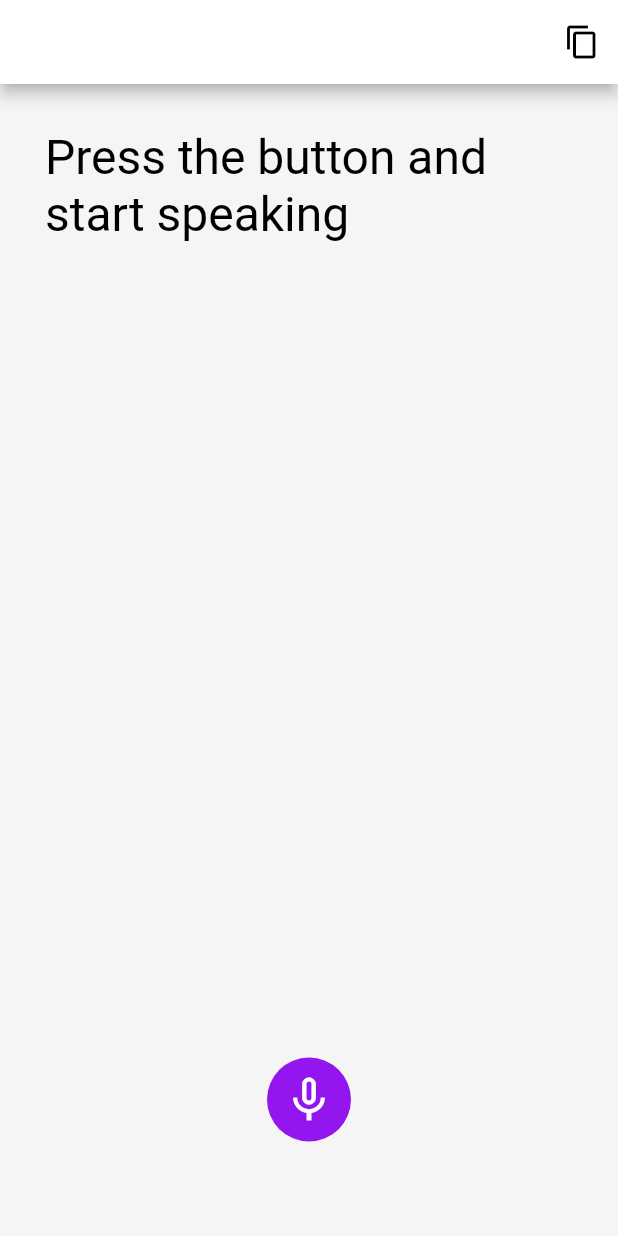
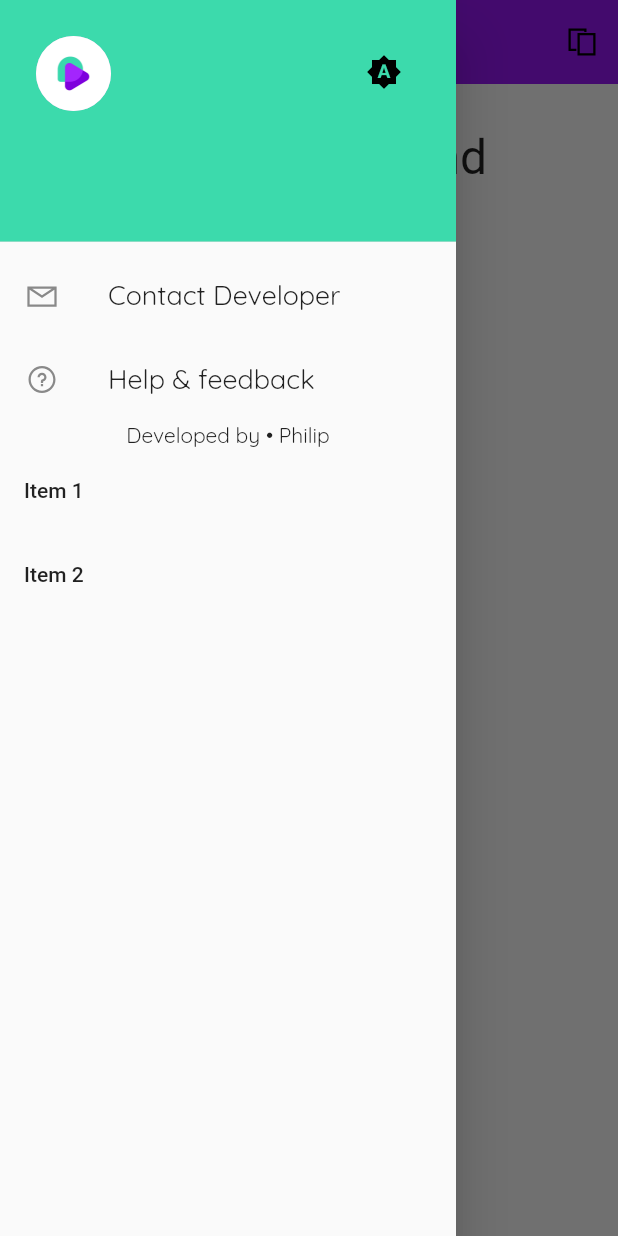
Before and after one commit to Strange-Philip/indie, a Flutter app: the HomePage screen opened directly, with the side drawer open (before the commit the screen has no drawer), on a phone screen of 412 x 824 dp. Run offline on Flutter 3.47's test engine with Material 2 defaults, Android fonts, the phone set to English and light mode, and no system bars; drawn by our look-alikes of avatar_glow; our stand-ins replace easy_dynamic_theme, flutter_svg, introduction_screen, line_icons, shared_preferences, speech_to_text; missing offline and left inert: animated_splash, clipboard; accounts and stored records are empty.

Commit message:
last push •☻•

```diff
--- a/lib/home.dart
+++ b/lib/home.dart
@@ -1,13 +1,24 @@
 import 'package:avatar_glow/avatar_glow.dart';
 import 'package:clipboard/clipboard.dart';
+import 'package:easy_dynamic_theme/easy_dynamic_theme.dart';
 import 'package:flutter/material.dart';
 import 'package:indie/speechapi.dart';
 import 'package:indie/substring.dart';
 import 'package:indie/utils.dart';
+import 'package:line_icons/line_icons.dart';
+import 'package:url_launcher/url_launcher.dart';
 
 class HomePage extends StatefulWidget {
   @override
   _HomePageState createState() => _HomePageState();
+}
+
+void customLaunch(command) async {
+  if (await canLaunch(command)) {
+    await launch(command);
+  } else {
+    print('could not launch $command');
+  }
 }
 
 class _HomePageState extends State<HomePage> {
@@ -17,22 +28,140 @@ class _HomePageState extends State<HomePage> {
   @override
   Widget build(BuildContext context) => Scaffold(
         appBar: AppBar(
-          title: Text(""),
+          automaticallyImplyLeading: false,
+          backgroundColor: Color(0xff9316ee),
+          elevation: 0,
+          title: Text(
+            "Indie",
+            maxLines: 5,
+            style: TextStyle(
+                fontSize: 20,
+                fontWeight: FontWeight.w600,
+                // color: Colors.black,
+                fontFamily: 'Quicksand'),
+          ),
           centerTitle: true,
           actions: [
             Builder(
               builder: (context) => IconButton(
-                icon: Icon(Icons.content_copy),
+                icon: Icon(LineIcons.copy),
                 onPressed: () async {
                   await FlutterClipboard.copy(text);
 
-                  Scaffold.of(context).showSnackBar(
-                    SnackBar(content: Text('✓   Copied to Clipboard')),
-                  );
+                  ScaffoldMessenger.of(context).showSnackBar(SnackBar(
+                    elevation: 0,
+                    content: const Text('Copied to Clipboard'),
+                    duration: const Duration(seconds: 2),
+                    backgroundColor: Color(0xff9316ee),
+                    behavior: SnackBarBehavior.floating,
+                  ));
                 },
               ),
             ),
           ],
+        ),
+        drawer: Drawer(
+          child: ListView(
+            padding: EdgeInsets.zero,
+            children: <Widget>[
+              DrawerHeader(
+                decoration: BoxDecoration(
+                  color: Color(0xff3cdaac),
+                ),
+                child: Padding(
+                  padding: const EdgeInsets.all(8.0),
+                  child: Row(
+                    crossAxisAlignment: CrossAxisAlignment.start,
+                    children: [
+                      CircleAvatar(
+                        radius: 25,
+                        backgroundImage: AssetImage('images/logo.jpg'),
+                      ),
+                      Spacer(),
+                      EasyDynamicThemeBtn()
+                    ],
+                  ),
+                ),
+              ),
+              // ListTile(
+              //   selectedTileColor: Color(0xff9316ee).withOpacity(0.5),
+              //   title: Text(
+              //     'Theme',
+              //     style: TextStyle(
+              //         // color: Colors.black,
+              //         fontSize: 18,
+              //         fontFamily: 'Quicksand'),
+              //   ),
+              //   leading: Icon(
+              //     EasyDynamicTheme.of(context).themeMode == ThemeMode.light
+              //         ? LineIcons.moon
+              //         : LineIcons.sun,
+              //     // color: Colors.black,
+              //   ),
+              //   // trailing: ChangeThemeButton(),
+              //   trailing: EasyDynamicThemeSwitch(),
+              //   onTap: () {
+              //     // Navigator.pop(context);
+              //   },
+              // ),
+              ListTile(
+                selectedTileColor: Color(0xff9316ee).withOpacity(0.5),
+                title: Text(
+                  'Contact Developer',
+                  style: TextStyle(
+                      // color: Colors.black,
+                      fontSize: 18,
+                      fontFamily: 'Quicksand'),
+                ),
+                leading: Icon(
+                  LineIcons.envelope,
+                  // color: Colors.black,
+                ),
+                onTap: () {
+                  customLaunch(
+                      'mailto:philipabakahmensah@gmail.com?subject=Indie&body=');
+                  Navigator.pop(context);
+                },
+              ),
+              ListTile(
+                selectedTileColor: Color(0xff9316ee).withOpacity(0.5),
+                title: Text(
+                  'Help & feedback',
+                  style: TextStyle(
+                      // color: Colors.black,
+                      fontSize: 18,
+                      fontFamily: 'Quicksand'),
+                ),
+                leading: Icon(
+                  LineIcons.questionCircle,
+                  // color: Colors.black,
+                ),
+                onTap: () {
+                  customLaunch(
+                      'mailto:philipabakahmensah@gmail.com?subject=Indie&body=');
+                  Navigator.pop(context);
+                },
+              ),
+              Center(
+                  child: Text('Developed by • Philip',
+                      style: TextStyle(
+                        fontFamily: 'Quicksand',
+                        fontSize: 14,
+                      ))),
+              ListTile(
+                title: Text('Item 1'),
+                onTap: () {
+                  Navigator.pop(context);
+                },
+              ),
+              ListTile(
+                title: Text('Item 2'),
+                onTap: () {
+                  Navigator.pop(context);
+                },
+              ),
+            ],
+          ),
         ),
         body: SingleChildScrollView(
           reverse: true,
@@ -42,12 +171,11 @@ class _HomePageState extends State<HomePage> {
             terms: Command.all,
             textStyle: TextStyle(
               fontSize: 32.0,
-              color: Colors.black,
               fontWeight: FontWeight.w400,
             ),
             textStyleHighlight: TextStyle(
               fontSize: 32.0,
-              color: Colors.red,
+              color: Color(0xff3cdaac),
               fontWeight: FontWeight.w400,
             ),
           ),
@@ -55,10 +183,12 @@ class _HomePageState extends State<HomePage> {
         floatingActionButtonLocation: FloatingActionButtonLocation.centerFloat,
         floatingActionButton: AvatarGlow(
           animate: isListening,
-          endRadius: 75,
-          glowColor: Theme.of(context).primaryColor,
+          endRadius: 65,
+          glowColor: Color(0xff3cdaac),
           child: FloatingActionButton(
-            child: Icon(isListening ? Icons.mic : Icons.mic_none, size: 36),
+            child: Icon(
+                isListening ? LineIcons.microphone : LineIcons.microphoneSlash,
+                size: 36),
             onPressed: toggleRecording,
           ),
         ),
```
Also changed, not shown: lib/onboard.dart (+8 -8 lines).
